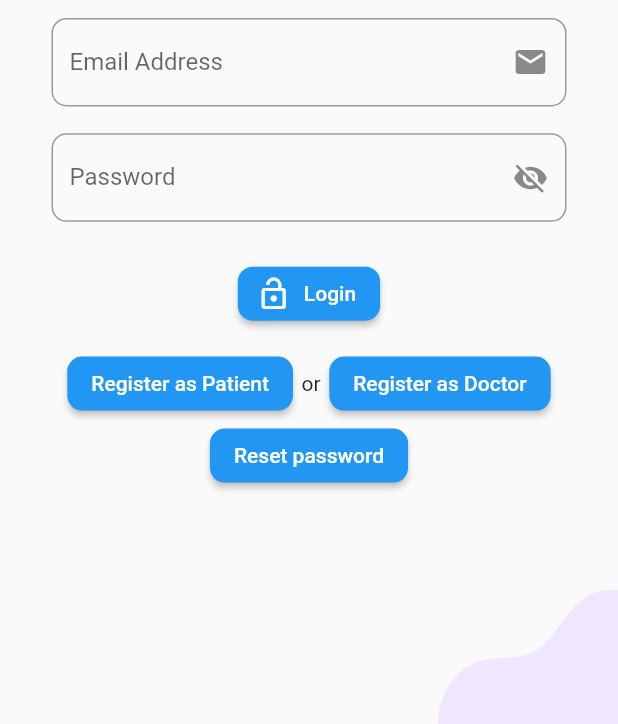
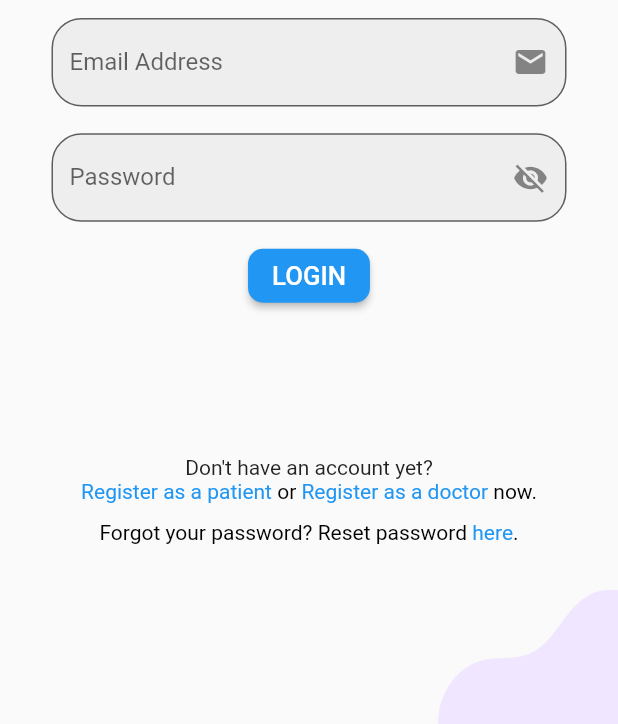
Before and after one commit to itsybitsci/schedcare, a Flutter app: the screen it shows after launch, on a phone screen of 412 x 824 dp, the part 512-1236 px from its top. Run offline on Flutter 3.47's test engine with Material 2 defaults, Android fonts, the phone set to English and light mode, and no system bars; our stand-ins replace camera, cloud_firestore, email_validator, file_picker, firebase_analytics, firebase_auth and 16 more; missing offline and left inert: firebase_app_check, remove_emoji, touch_ripple_effect, videosdk; accounts and stored records are empty.

Commit message:
feat: Modified login UI

```diff
--- a/lib/providers/generic_fields_provider.dart
+++ b/lib/providers/generic_fields_provider.dart
@@ -1,5 +1,6 @@
 import 'package:email_validator/email_validator.dart';
 import 'package:flutter/material.dart';
+import 'package:flutter/services.dart';
 import 'package:font_awesome_flutter/font_awesome_flutter.dart';
 import 'package:hooks_riverpod/hooks_riverpod.dart';
 import 'package:intl/intl.dart';
@@ -157,6 +158,11 @@ class GenericFieldsProvider extends ChangeNotifier {
           hintText: 'Enter first name',
           suffixIcon: Icon(Icons.person),
         ),
+        inputFormatters: [
+          FilteringTextInputFormatter.allow(
+            RegExp('[a-zA-Z ]'),
+          )
+        ],
         validator: (value) {
           return value!.isEmpty ? 'Required' : null;
         },
@@ -170,6 +176,11 @@ class GenericFieldsProvider extends ChangeNotifier {
           hintText: 'Enter middle name',
           suffixIcon: Icon(Icons.person),
         ),
+        inputFormatters: [
+          FilteringTextInputFormatter.allow(
+            RegExp('[a-zA-Z ]'),
+          )
+        ],
       );
 
   Widget buildLastName() => TextFormField(
@@ -180,6 +191,11 @@ class GenericFieldsProvider extends ChangeNotifier {
           hintText: 'Enter last name',
           suffixIcon: Icon(Icons.person),
         ),
+        inputFormatters: [
+          FilteringTextInputFormatter.allow(
+            RegExp('[a-zA-Z ]'),
+          )
+        ],
         validator: (value) {
           return value!.isEmpty ? 'Required' : null;
         },
@@ -310,6 +326,11 @@ class GenericFieldsProvider extends ChangeNotifier {
             suffixIcon: FaIcon(FontAwesomeIcons.idCard),
             labelText: 'UHS ID Number (Optional)',
             hintText: 'Enter UHS ID No.'),
+        inputFormatters: [
+          FilteringTextInputFormatter.allow(
+            RegExp('[0-9]'),
+          )
+        ],
       );
 
   Widget buildSpecialization() => TextFormField(
--- a/lib/screens/common/login_screen.dart
+++ b/lib/screens/common/login_screen.dart
@@ -1,7 +1,7 @@
+import 'package:flutter/gestures.dart';
 import 'package:flutter/material.dart';
 import 'package:flutter_hooks/flutter_hooks.dart';
 import 'package:flutter_screenutil/flutter_screenutil.dart';
-import 'package:flutter_svg/svg.dart';
 import 'package:go_router/go_router.dart';
 import 'package:hooks_riverpod/hooks_riverpod.dart';
 import 'package:schedcare/providers/firebase_services_provider.dart';
@@ -19,6 +19,9 @@ class LoginScreen extends HookConsumerWidget {
     final firebaseServicesNotifier = ref.watch(firebaseServicesProvider);
     final TextEditingController emailController = useTextEditingController();
     final TextEditingController passwordController = useTextEditingController();
+
+    emailController.text = '';
+    passwordController.text = '';
 
     return Scaffold(
       resizeToAvoidBottomInset: false,
@@ -41,13 +44,15 @@ class LoginScreen extends HookConsumerWidget {
                     keyboardType: TextInputType.emailAddress,
                     controller: emailController,
                     decoration: InputDecoration(
+                      filled: true,
+                      fillColor: Colors.grey[200],
                       suffixIcon: const Icon(Icons.email),
                       labelText: 'Email Address',
                       hintText: 'Enter email address',
                       border: OutlineInputBorder(
                         borderSide:
                             const BorderSide(color: Colors.blue, width: 3),
-                        borderRadius: BorderRadius.circular(10),
+                        borderRadius: BorderRadius.circular(20),
                       ),
                     ),
                     validator: (value) {
@@ -67,6 +72,8 @@ class LoginScreen extends HookConsumerWidget {
                       return TextFormField(
                         controller: passwordController,
                         decoration: InputDecoration(
+                          filled: true,
+                          fillColor: Colors.grey[200],
                           labelText: 'Password',
                           hintText: 'Enter password',
                           suffixIcon: IconButton(
@@ -79,7 +86,7 @@ class LoginScreen extends HookConsumerWidget {
                           border: OutlineInputBorder(
                             borderSide:
                                 const BorderSide(color: Colors.blue, width: 3),
-                            borderRadius: BorderRadius.circular(10),
+                            borderRadius: BorderRadius.circular(20),
                           ),
                         ),
                         obscureText: !passwordVisible.value,
@@ -94,52 +101,87 @@ class LoginScreen extends HookConsumerWidget {
                   ),
                 ),
                 SizedBox(
-                  height: 20.h,
+                  height: 10.h,
                 ),
                 firebaseServicesNotifier.getLoading
                     ? loading(color: Colors.blue)
-                    : ElevatedButton.icon(
+                    : ConstrainedBox(
+                        constraints: BoxConstraints(maxWidth: 300.w),
+                        child: ElevatedButton(
                           onPressed: () async {
                             if (formKeyLogin.currentState!.validate()) {
                               formKeyLogin.currentState?.save();
                               await firebaseServicesNotifier
-                                .logInWithEmailAndPassword(emailController.text,
+                                  .logInWithEmailAndPassword(
+                                      emailController.text,
                                       passwordController.text);
                             }
                           },
-                        icon: const Icon(Icons.lock_open),
-                        label: const Text('Login'),
+                          child: Text(
+                            'LOGIN',
+                            style: TextStyle(fontSize: 15.sp),
+                          ),
+                        ),
+                      ),
+                SizedBox(
+                  height: 80.h,
+                ),
+                const Text(
+                  'Don\'t have an account yet?',
+                ),
+                RichText(
+                  text: TextSpan(
+                    style: const TextStyle(
+                      color: Colors.black,
+                    ),
+                    children: [
+                      TextSpan(
+                        text: 'Register as a patient',
+                        style: const TextStyle(
+                          color: Colors.blue,
+                        ),
+                        recognizer: TapGestureRecognizer()
+                          ..onTap = () =>
+                              context.push(RoutePaths.patientRegistration),
+                      ),
+                      const TextSpan(text: ' or '),
+                      TextSpan(
+                        text: 'Register as a doctor',
+                        style: const TextStyle(
+                          color: Colors.blue,
+                        ),
+                        recognizer: TapGestureRecognizer()
+                          ..onTap =
+                              () => context.push(RoutePaths.doctorRegistration),
+                      ),
+                      const TextSpan(text: ' now.'),
+                    ],
+                  ),
                 ),
                 SizedBox(
                   height: 10.h,
                 ),
-                Row(
-                  mainAxisAlignment: MainAxisAlignment.center,
+                RichText(
+                  text: TextSpan(
+                    style: const TextStyle(
+                      color: Colors.black,
+                    ),
                     children: [
-                    ElevatedButton(
-                      onPressed: () {
-                        context.push(RoutePaths.patientRegistration);
-                      },
-                      child: const Text('Register as Patient'),
+                      const TextSpan(
+                          text: 'Forgot your password? Reset password '),
+                      TextSpan(
+                        text: 'here',
+                        style: const TextStyle(
+                          color: Colors.blue,
                         ),
-                    Padding(
-                      padding: EdgeInsets.only(left: 5.w, right: 5.w),
-                      child: const Text('or'),
+                        recognizer: TapGestureRecognizer()
+                          ..onTap =
+                              () => context.push(RoutePaths.resetPassword),
                       ),
-                    ElevatedButton(
-                      onPressed: () {
-                        context.push(RoutePaths.doctorRegistration);
-                      },
-                      child: const Text('Register as Doctor'),
-                    ),
+                      const TextSpan(text: '.'),
                     ],
                   ),
-                ElevatedButton(
-                  onPressed: () {
-                    context.push(RoutePaths.resetPassword);
-                  },
-                  child: const Text('Reset password'),
-                )
+                ),
               ],
             ),
           ),
```
Lines whose indentation alone changed are shown as unchanged.
